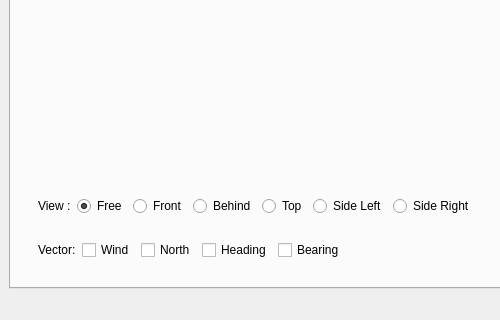
First picture: the form in src/gui/mainwindow.ui, repository TheGoodWeather/Vector-Vario-Analyzer, before the edit; both pictures show x 0 to 500 and y 537 to 857 of the 997 by 857 pixel window.
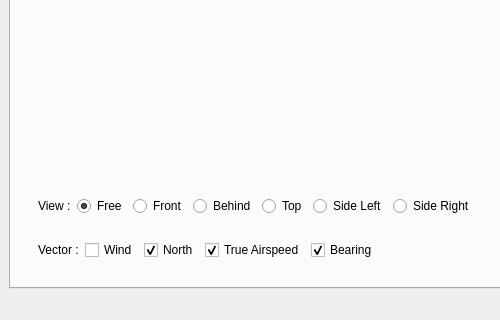
Second picture: the form after the edit. Custom widgets are drawn as their Qt base class.

Patch:
```diff
--- a/src/gui/mainwindow.ui
+++ b/src/gui/mainwindow.ui
@@ -1886,7 +1886,7 @@
               <item>
                <widget class="QLabel" name="label_24">
                 <property name="text">
-                 <string>Vector:</string>
+                 <string>Vector :</string>
                 </property>
                </widget>
               </item>
@@ -1902,12 +1902,18 @@
                 <property name="text">
                  <string>North</string>
                 </property>
+                <property name="checked">
+                 <bool>true</bool>
+                </property>
                </widget>
               </item>
               <item>
                <widget class="QCheckBox" name="checkbox_heading_vector_dyna">
                 <property name="text">
-                 <string>Heading</string>
+                 <string>True Airspeed</string>
+                </property>
+                <property name="checked">
+                 <bool>true</bool>
                 </property>
                </widget>
               </item>
@@ -1916,6 +1922,9 @@
                 <property name="text">
                  <string>Bearing</string>
                 </property>
+                <property name="checked">
+                 <bool>true</bool>
+                </property>
                </widget>
               </item>
               <item>
```
Left out of the diff: 4 changed lines with no effect on the pictures.
